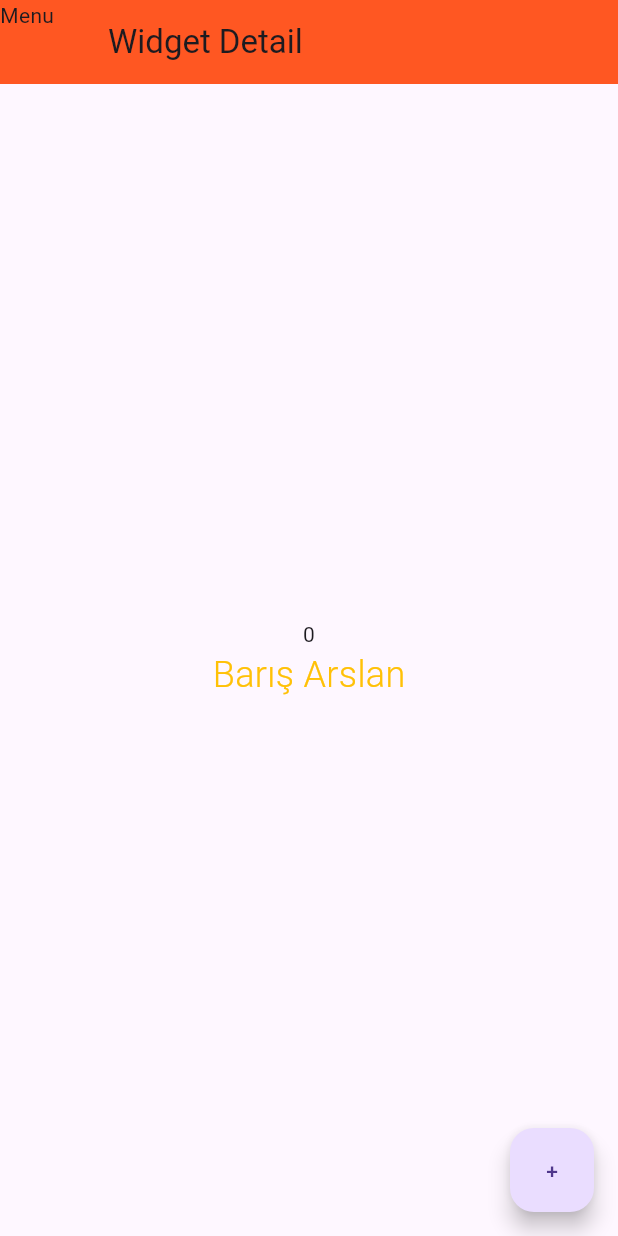
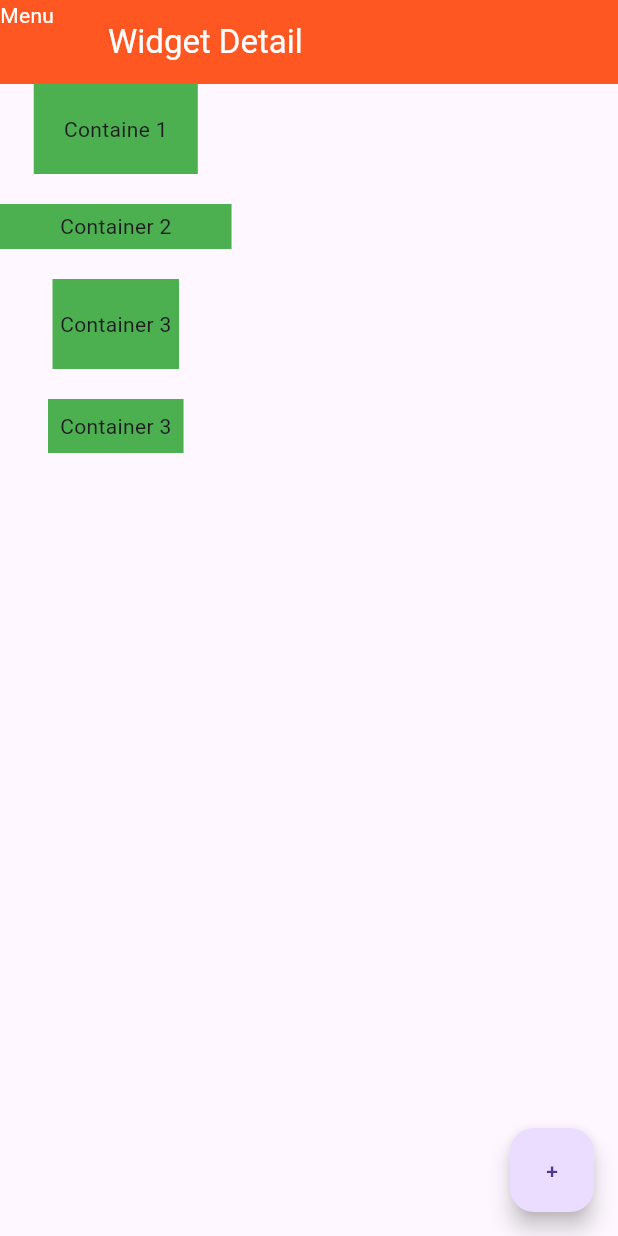
Before and after one commit to ArslanBaris/flutter_course, a Flutter app: the screen it shows after launch, on a phone screen of 412 x 824 dp. Run offline on Flutter 3.47's test engine with Material 3 defaults, Android fonts, the phone set to English and light mode, and no system bars.

Commit message:
containers & padding & margin

```diff
--- a/lib/main.dart
+++ b/lib/main.dart
@@ -1,6 +1,4 @@
 import 'package:flutter/material.dart';
-import 'package:flutter_course/constants/colors.dart';
-import 'package:hexcolor/hexcolor.dart';
 
 void main() {
   runApp(const WidgetDetail());
@@ -20,30 +18,48 @@ class _WidgetDetailState extends State<WidgetDetail> {
     return MaterialApp(
       home: Scaffold(
         appBar: AppBar(
-          title: const Text("Widget Detail"),
-          centerTitle: false,
+          title: const Text("Widget Detail",
+              style: TextStyle(color: Colors.white)),
           backgroundColor: Colors.deepOrange,
-          leading: const Text("Menu"),
+          leading: const Text("Menu", style: TextStyle(color: Colors.white)),
         ),
-        body: Center(
+        body: Container(
           child: Column(
-            mainAxisAlignment: MainAxisAlignment.center,
             children: [
-              Text(value.toString()),
-               Text("Barış Arslan",
-                style: TextStyle(
-                  fontSize: 24,
-                  fontWeight: FontWeight.w300,
-                    color: HexColor(primaryColor)
+              Container(
+                padding: const EdgeInsets.all(20.0),
+                color: Colors.green,
+                margin: const EdgeInsets.only(bottom: 20.0),
+                child: const Text("Containe 1"),
+              ),
+              Container(
+                padding: const EdgeInsets.fromLTRB(40, 5, 40, 5),
+                color: Colors.green,
+                 margin: const EdgeInsets.only(bottom: 20.0),
+                child: const Text("Container 2"),
+              ),
+              Container(
+                padding: const EdgeInsets.symmetric(vertical: 20.0,horizontal:5.0),
+                color: Colors.green,
+                  margin: const EdgeInsets.only(bottom: 20.0),
+                child: const Text("Container 3"),
+              ),
+               Container(
+                color: Colors.green,
+                child: const Padding(
+                  padding:  EdgeInsets.all(8.0),
+                  child:  Text("Container 3"),
                 ),
-              )
+              ),
             ],
           ),
         ),
         floatingActionButton: FloatingActionButton(
-          onPressed: () { setState(() {
-            value++;
-          }); },
+          onPressed: () {
+            setState(() {
+              value++;
+            });
+          },
           child: const Text("+"),
         ),
       ),
```
